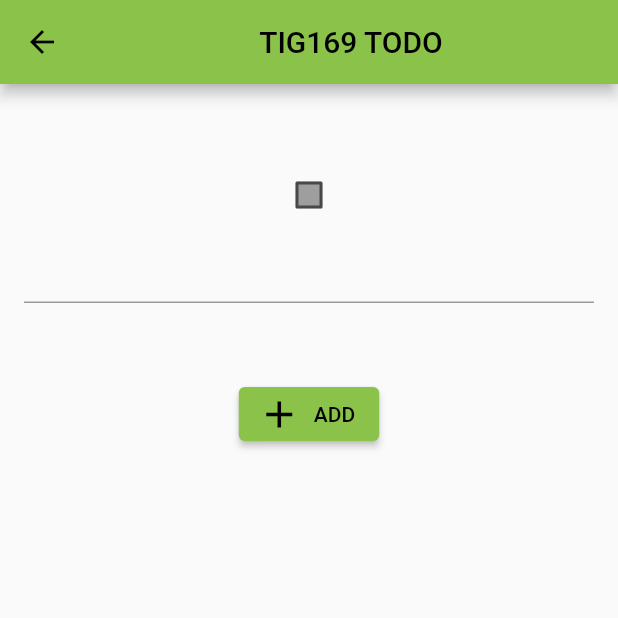
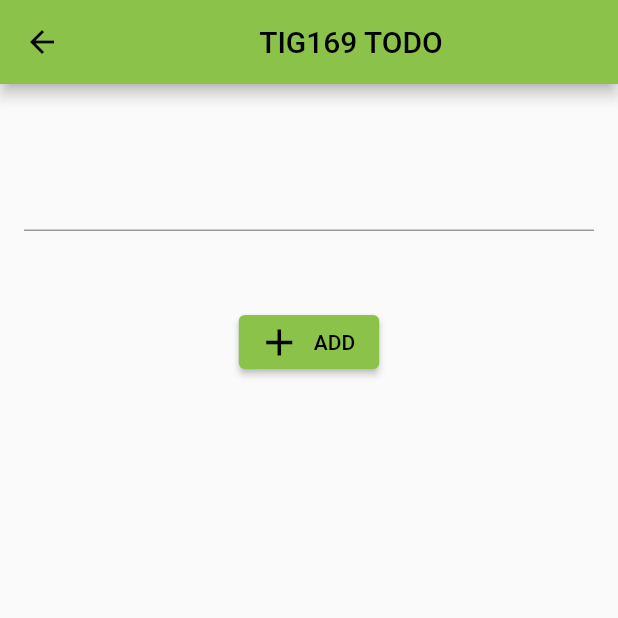
Before and after one commit to gu-tig333-ht22/guslunanfp, a Flutter app: the SecondView screen opened directly, on a phone screen of 412 x 824 dp, the top half of it. Run offline on Flutter 3.47's test engine with Material 2 defaults, Android fonts, the phone set to English and light mode, and no system bars.

Commit message:
small fixes

```diff
--- a/lib/secondview.dart
+++ b/lib/secondview.dart
@@ -49,7 +49,6 @@ class SecondViewState extends State<SecondView> {
           mainAxisAlignment: MainAxisAlignment.start,
           children: [
             Container(height: 50),
-            const MyStatefulWidget(),
             Container(
                 margin: const EdgeInsets.only(left: 16, right: 16),
                 child: TextField(
```
